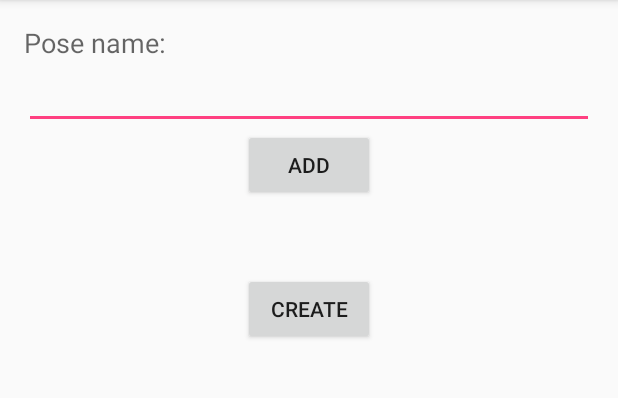
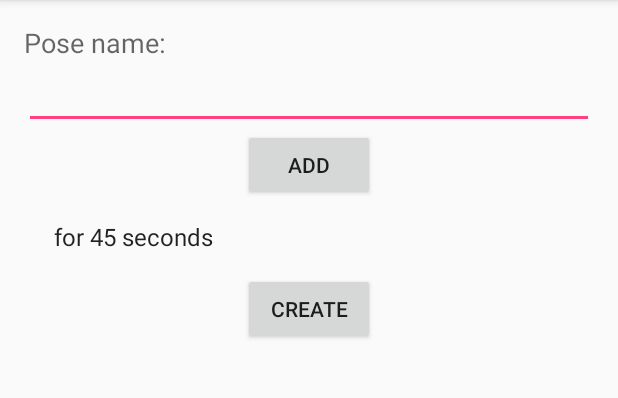
Before and after one commit to codemumbler/FitTimer, an Android app: the CreateSession screen opened directly, with no data from a screen before it, after a tap on "ADD", on a phone screen of 412 x 824 dp, the part 84-482 px from its top. Run offline under Robolectric (Android 15) with nearby library versions, the phone set to English and light mode, and no system bars.

Commit message:
Added duration to poses

```diff
--- a/app/src/main/java/io/github/codemumbler/fittimer/model/Pose.java
+++ b/app/src/main/java/io/github/codemumbler/fittimer/model/Pose.java
@@ -6,13 +6,20 @@ import android.os.Parcelable;
 public class Pose implements Parcelable {
 
     private String name;
+    private int duration;
+
+    public Pose(String name, int duration) {
+        this.name = name;
+        this.duration = duration;
+    }
 
     public Pose(String name) {
-        this.name = name;
+        this(name, 45);
     }
 
     protected Pose(Parcel in) {
-        name = in.readString();
+        this.name = in.readString();
+        this.duration = in.readInt();
     }
 
     public static final Creator<Pose> CREATOR = new Creator<Pose>() {
@@ -31,9 +38,11 @@ public class Pose implements Parcelable {
         return name;
     }
 
+    public int getDuration() { return duration; }
+
     @Override
     public String toString() {
-        return name;
+        return name + " for " + duration + " seconds";
     }
 
     @Override
@@ -44,5 +53,6 @@ public class Pose implements Parcelable {
     @Override
     public void writeToParcel(Parcel dest, int flags) {
         dest.writeString(name);
+        dest.writeInt(duration);
     }
 }
--- a/app/src/main/java/io/github/codemumbler/fittimer/model/Session.java
+++ b/app/src/main/java/io/github/codemumbler/fittimer/model/Session.java
@@ -38,8 +38,8 @@ public class Session implements Parcelable {
         next();
     }
 
-    public String poseName() {
-        return this.currentPose.getName();
+    public Pose getCurrentPose() {
+        return this.currentPose;
     }
 
     public boolean next() {
```
Also changed, not shown: app/src/main/java/io/github/codemumbler/fittimer/CountDownTimerFactory.java (deleted, +0 -10 lines), app/src/main/java/io/github/codemumbler/fittimer/SessionRunner.java (+4 -3 lines), app/src/main/java/io/github/codemumbler/fittimer/model/CountDownTimerFactory.java (added, +13 -0 lines), app/src/main/java/io/github/codemumbler/fittimer/model/SessionListAdapter.java (+5 -5 lines), 4 other files.
